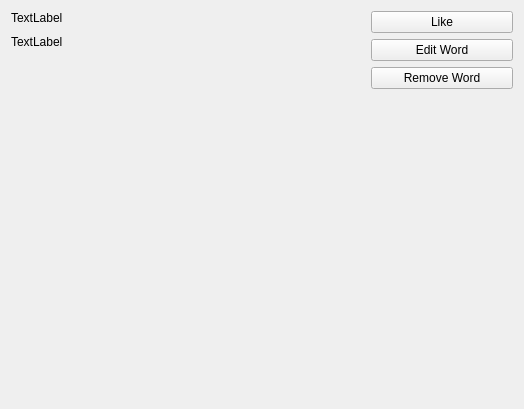
sangpham2710/CS163-Project, file widgetdefinition.ui: the form before one commit.
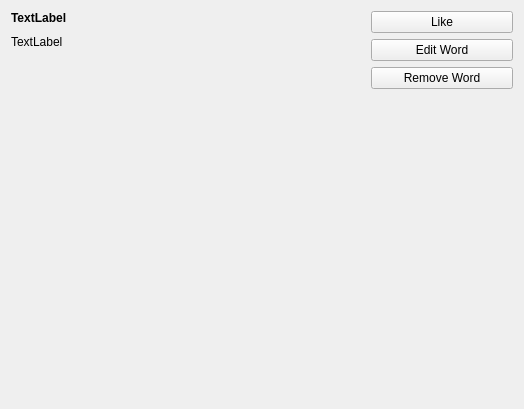
The form after the commit.

The edit to the form file:
```diff
--- a/widgetdefinition.ui
+++ b/widgetdefinition.ui
@@ -23,6 +23,11 @@
        </property>
        <item>
         <widget class="QLabel" name="labelWord">
+         <property name="font">
+          <font>
+           <bold>true</bold>
+          </font>
+         </property>
          <property name="text">
           <string>TextLabel</string>
          </property>
```
